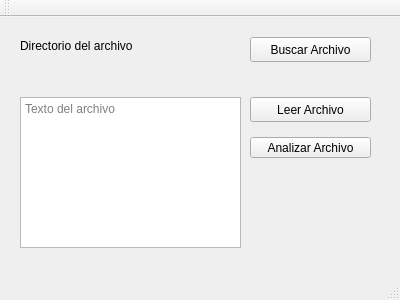
The window that mainwindow.ui (MacoChave/Proyecto2-FlowchartIDE) describes before a commit, drawn with Qt 5.
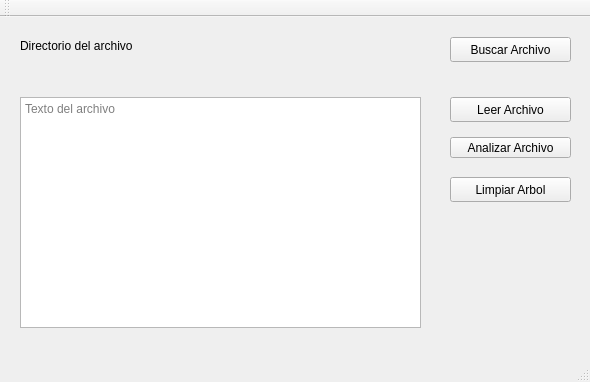
The same window after the commit.

```diff
--- a/mainwindow.ui
+++ b/mainwindow.ui
@@ -6,8 +6,8 @@
    <rect>
     <x>0</x>
     <y>0</y>
-    <width>400</width>
-    <height>300</height>
+    <width>590</width>
+    <height>382</height>
    </rect>
   </property>
   <property name="windowTitle">
@@ -17,7 +17,7 @@
    <widget class="QPushButton" name="btnBuscarArchivo">
     <property name="geometry">
      <rect>
-      <x>250</x>
+      <x>450</x>
       <y>20</y>
       <width>121</width>
       <height>25</height>
@@ -45,8 +45,8 @@
      <rect>
       <x>20</x>
       <y>80</y>
-      <width>221</width>
-      <height>151</height>
+      <width>401</width>
+      <height>231</height>
      </rect>
     </property>
     <property name="placeholderText">
@@ -56,7 +56,7 @@
    <widget class="QPushButton" name="btnLeer">
     <property name="geometry">
      <rect>
-      <x>250</x>
+      <x>450</x>
       <y>80</y>
       <width>121</width>
       <height>25</height>
@@ -69,7 +69,7 @@
    <widget class="QPushButton" name="btnAnalizar">
     <property name="geometry">
      <rect>
-      <x>250</x>
+      <x>450</x>
       <y>120</y>
       <width>121</width>
       <height>21</height>
@@ -79,6 +79,19 @@
      <string>Analizar Archivo</string>
     </property>
    </widget>
+   <widget class="QPushButton" name="pushButton">
+    <property name="geometry">
+     <rect>
+      <x>450</x>
+      <y>160</y>
+      <width>121</width>
+      <height>25</height>
+     </rect>
+    </property>
+    <property name="text">
+     <string>Limpiar Arbol</string>
+    </property>
+   </widget>
   </widget>
   <widget class="QMenuBar" name="menuBar">
    <property name="geometry">
```
Left out of the diff: 2 changed lines with no effect on the pictures.
